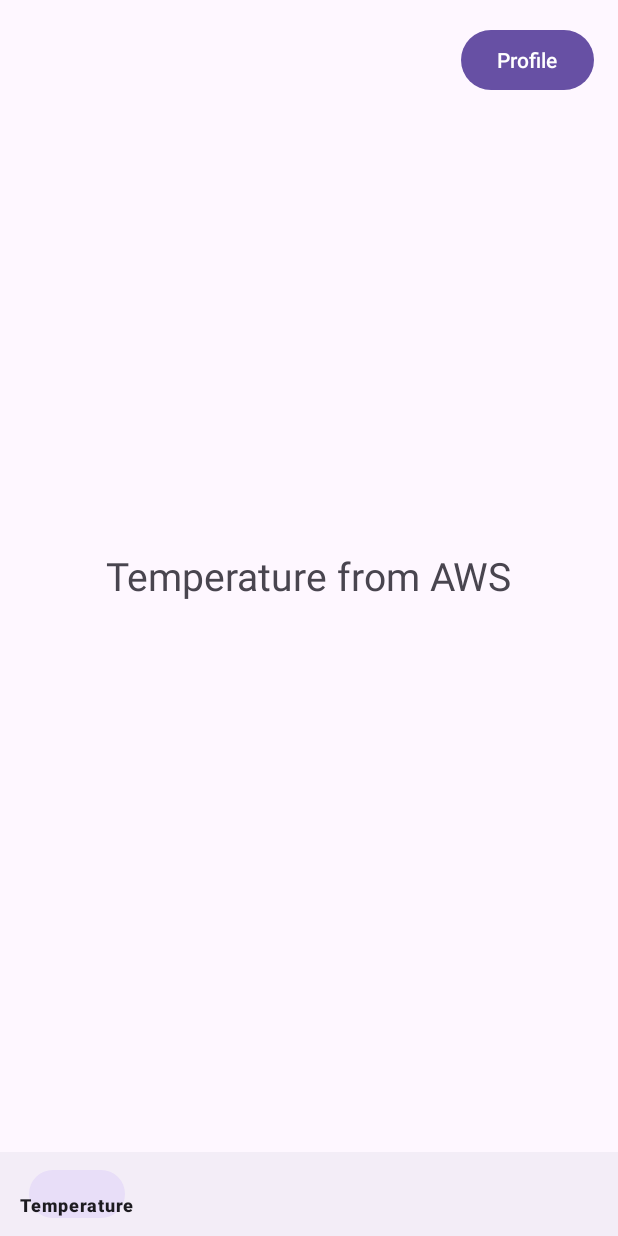
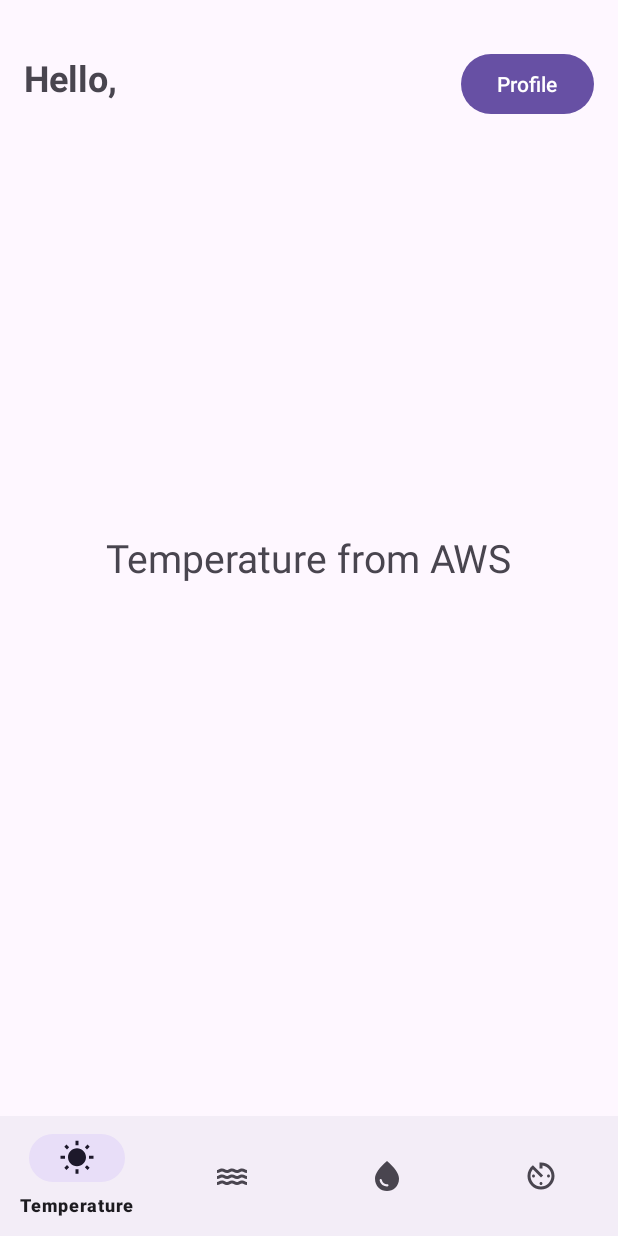
Before and after one commit to Akshar-Vadwala/WeatherAPP, an Android app: the HomeActivity screen opened directly, with no data from a screen before it, on a phone screen of 412 x 824 dp. Run offline under Robolectric (Android 15) with nearby library versions, the phone set to English and light mode, and no system bars.

Commit message:
DB connection
Created SQLite database and added databasehelper class. Added user profile components and basic icons.

```diff
--- a/app/src/main/AndroidManifest.xml
+++ b/app/src/main/AndroidManifest.xml
@@ -37,6 +37,11 @@
             android:name=".RegisterActivity"
             android:exported="true" />
 
+        <!-- ProfileActivity declaration -->
+        <activity
+            android:name=".ProfileActivity"
+            android:exported="true" />
+
     </application>
 
 </manifest>
--- a/app/src/main/java/com/firstapp/weatherapp/HomeActivity.java
+++ b/app/src/main/java/com/firstapp/weatherapp/HomeActivity.java
@@ -1,6 +1,10 @@
 package com.firstapp.weatherapp;
 
+import android.content.Intent;
 import android.os.Bundle;
+import android.view.View;
+import android.widget.Button;
+import android.widget.TextView; // Import TextView
 import androidx.annotation.NonNull;
 import androidx.appcompat.app.AppCompatActivity;
 import androidx.fragment.app.Fragment;
@@ -8,24 +12,45 @@ import com.google.android.material.bottomnavigation.BottomNavigationView;
 
 public class HomeActivity extends AppCompatActivity {
 
+    private Button profileButton;
+    private TextView usernameLabel;
+
     @Override
     protected void onCreate(Bundle savedInstanceState) {
         super.onCreate(savedInstanceState);
         setContentView(R.layout.activity_home);
 
+
+        usernameLabel = findViewById(R.id.username_label);
+
+        // Get the username from the Intent
+        String username = getIntent().getStringExtra("USERNAME");
+
+        // Set the username in the TextView
+        if (username != null) {
+            usernameLabel.setText("Hello, " + username);
+        }
+
+        // Navigate to user profile
+        profileButton = findViewById(R.id.profile_button);
+        profileButton.setOnClickListener(v -> {
+            Intent intent = new Intent(HomeActivity.this, ProfileActivity.class);
+            intent.putExtra("USERNAME", username);
+            startActivity(intent);
+        });
+
         // Set up BottomNavigationView
         BottomNavigationView bottomNavigationView = findViewById(R.id.bottom_navigation);
 
-        // Set default fragment (optional, loads HumidityFragment on startup)
+        // Load the default fragment
         if (savedInstanceState == null) {
-            loadFragment(new TemperatureFragment()); // Load humidity fragment by default
+            loadFragment(new TemperatureFragment());
         }
 
         // Handle bottom navigation item selection
         bottomNavigationView.setOnItemSelectedListener(item -> {
             Fragment selectedFragment = null;
 
-            // Using if-else to avoid 'constant expression required' error
             int itemId = item.getItemId();
             if (itemId == R.id.temperature) {
                 selectedFragment = new TemperatureFragment();
--- /dev/null
+++ b/app/src/main/res/drawable/ic_humidity.xml
@@ -0,0 +1,5 @@
+<vector xmlns:android="http://schemas.android.com/apk/res/android" android:height="24dp" android:tint="#FF7200" android:viewportHeight="24" android:viewportWidth="24" android:width="24dp">
+
+    <path android:fillColor="@android:color/white" android:pathData="M21.98,14H22H21.98zM5.35,13c1.19,0 1.42,1 3.33,1c1.95,0 2.09,-1 3.33,-1c1.19,0 1.42,1 3.33,1c1.95,0 2.09,-1 3.33,-1c1.19,0 1.4,0.98 3.31,1v-2c-1.19,0 -1.42,-1 -3.33,-1c-1.95,0 -2.09,1 -3.33,1c-1.19,0 -1.42,-1 -3.33,-1c-1.95,0 -2.09,1 -3.33,1c-1.19,0 -1.42,-1 -3.33,-1C3.38,11 3.24,12 2,12v2C3.9,14 4.17,13 5.35,13zM18.67,15c-1.95,0 -2.09,1 -3.33,1c-1.19,0 -1.42,-1 -3.33,-1c-1.95,0 -2.1,1 -3.34,1c-1.24,0 -1.38,-1 -3.33,-1c-1.95,0 -2.1,1 -3.34,1v2c1.95,0 2.11,-1 3.34,-1c1.24,0 1.38,1 3.33,1c1.95,0 2.1,-1 3.34,-1c1.19,0 1.42,1 3.33,1c1.94,0 2.09,-1 3.33,-1c1.19,0 1.42,1 3.33,1v-2C20.76,16 20.62,15 18.67,15zM5.35,9c1.19,0 1.42,1 3.33,1c1.95,0 2.09,-1 3.33,-1c1.19,0 1.42,1 3.33,1c1.95,0 2.09,-1 3.33,-1c1.19,0 1.4,0.98 3.31,1V8c-1.19,0 -1.42,-1 -3.33,-1c-1.95,0 -2.09,1 -3.33,1c-1.19,0 -1.42,-1 -3.33,-1C10.04,7 9.9,8 8.66,8C7.47,8 7.24,7 5.33,7C3.38,7 3.24,8 2,8v2C3.9,10 4.17,9 5.35,9z"/>
+
+</vector>
--- /dev/null
+++ b/app/src/main/res/drawable/ic_precipitation.xml
@@ -0,0 +1,5 @@
+<vector xmlns:android="http://schemas.android.com/apk/res/android" android:height="24dp" android:tint="#FF7200" android:viewportHeight="24" android:viewportWidth="24" android:width="24dp">
+
+    <path android:fillColor="@android:color/white" android:pathData="M12,2c-5.33,4.55 -8,8.48 -8,11.8c0,4.98 3.8,8.2 8,8.2s8,-3.22 8,-8.2C20,10.48 17.33,6.55 12,2zM7.83,14c0.37,0 0.67,0.26 0.74,0.62c0.41,2.22 2.28,2.98 3.64,2.87c0.43,-0.02 0.79,0.32 0.79,0.75c0,0.4 -0.32,0.73 -0.72,0.75c-2.13,0.13 -4.62,-1.09 -5.19,-4.12C7.01,14.42 7.37,14 7.83,14z"/>
+
+</vector>
--- /dev/null
+++ b/app/src/main/res/drawable/ic_pressure.xml
@@ -0,0 +1,5 @@
+<vector xmlns:android="http://schemas.android.com/apk/res/android" android:height="24dp" android:tint="#FF7200" android:viewportHeight="24" android:viewportWidth="24" android:width="24dp">
+
+    <path android:fillColor="@android:color/white" android:pathData="M11,17c0,0.55 0.45,1 1,1s1,-0.45 1,-1 -0.45,-1 -1,-1 -1,0.45 -1,1zM11,3v4h2L13,5.08c3.39,0.49 6,3.39 6,6.92 0,3.87 -3.13,7 -7,7s-7,-3.13 -7,-7c0,-1.68 0.59,-3.22 1.58,-4.42L12,13l1.41,-1.41 -6.8,-6.8v0.02C4.42,6.45 3,9.05 3,12c0,4.97 4.02,9 9,9 4.97,0 9,-4.03 9,-9s-4.03,-9 -9,-9h-1zM18,12c0,-0.55 -0.45,-1 -1,-1s-1,0.45 -1,1 0.45,1 1,1 1,-0.45 1,-1zM6,12c0,0.55 0.45,1 1,1s1,-0.45 1,-1 -0.45,-1 -1,-1 -1,0.45 -1,1z"/>
+
+</vector>
--- /dev/null
+++ b/app/src/main/res/drawable/ic_temperature.xml
@@ -0,0 +1,5 @@
+<vector xmlns:android="http://schemas.android.com/apk/res/android" android:height="24dp" android:tint="#FF7200" android:viewportHeight="24" android:viewportWidth="24" android:width="24dp">
+
+    <path android:fillColor="@android:color/white" android:pathData="M6.76,4.84l-1.8,-1.79 -1.41,1.41 1.79,1.79 1.42,-1.41zM4,10.5L1,10.5v2h3v-2zM13,0.55h-2L11,3.5h2L13,0.55zM20.45,4.46l-1.41,-1.41 -1.79,1.79 1.41,1.41 1.79,-1.79zM17.24,18.16l1.79,1.8 1.41,-1.41 -1.8,-1.79 -1.4,1.4zM20,10.5v2h3v-2h-3zM12,5.5c-3.31,0 -6,2.69 -6,6s2.69,6 6,6 6,-2.69 6,-6 -2.69,-6 -6,-6zM11,22.45h2L13,19.5h-2v2.95zM3.55,18.54l1.41,1.41 1.79,-1.8 -1.41,-1.41 -1.79,1.8z"/>
+
+</vector>
--- a/app/src/main/res/layout/activity_home.xml
+++ b/app/src/main/res/layout/activity_home.xml
@@ -5,13 +5,31 @@
     android:layout_height="match_parent"
     tools:context=".HomeActivity">
 
-    <Button
-        android:id="@+id/profile_button"
-        android:layout_width="wrap_content"
+    <LinearLayout
+        android:layout_width="match_parent"
         android:layout_height="wrap_content"
-        android:text="Profile"
-        android:layout_alignParentEnd="true"
-        android:layout_margin="16dp" />
+        android:orientation="horizontal"
+        android:layout_alignParentTop="true"
+        android:layout_marginTop="32dp">
+
+        <TextView
+            android:id="@+id/username_label"
+            android:layout_width="0dp"
+            android:layout_height="wrap_content"
+            android:text="Hello, "
+            android:textSize="24sp"
+            android:textStyle="bold"
+            android:layout_marginStart="16dp"
+            android:layout_weight="1"
+            android:gravity="start" />
+
+        <Button
+            android:id="@+id/profile_button"
+            android:layout_width="wrap_content"
+            android:layout_height="wrap_content"
+            android:text="Profile"
+            android:layout_marginEnd="16dp" />
+    </LinearLayout>
 
     <FrameLayout
         android:id="@+id/fragment_layout"
@@ -22,7 +40,7 @@
     <com.google.android.material.bottomnavigation.BottomNavigationView
         android:id="@+id/bottom_navigation"
         android:layout_width="match_parent"
-        android:layout_height="56dp"
+        android:layout_height="wrap_content"
         android:layout_alignParentBottom="true"
         app:menu="@menu/bottomnav_menu"/>
 
--- a/app/src/main/res/layout/activity_login.xml
+++ b/app/src/main/res/layout/activity_login.xml
@@ -13,14 +13,14 @@
         android:textStyle="bold" />
 
     <EditText
-        android:id="@+id/username_edit_text"
+        android:id="@+id/username"
         android:layout_width="match_parent"
         android:layout_height="wrap_content"
         android:hint="Username"
         android:inputType="text" />
 
     <EditText
-        android:id="@+id/password_edit_text"
+        android:id="@+id/password"
         android:layout_width="match_parent"
         android:layout_height="wrap_content"
         android:hint="Password"
--- a/app/src/main/res/layout/fragment_temperature.xml
+++ b/app/src/main/res/layout/fragment_temperature.xml
@@ -1,5 +1,6 @@
 <?xml version="1.0" encoding="utf-8"?>
 <FrameLayout xmlns:android="http://schemas.android.com/apk/res/android"
+    xmlns:app="http://schemas.android.com/apk/res-auto"
     xmlns:tools="http://schemas.android.com/tools"
     android:layout_width="match_parent"
     android:layout_height="match_parent"
--- a/app/src/main/res/menu/bottomnav_menu.xml
+++ b/app/src/main/res/menu/bottomnav_menu.xml
@@ -3,17 +3,22 @@
 
     <item
         android:id="@+id/temperature"
-        android:title="Temperature" />
+        android:title="Temperature"
+        android:icon="@drawable/ic_temperature" />
 
     <item
         android:id="@+id/humidity"
-        android:title="Humidity" />
+        android:title="Humidity"
+        android:icon="@drawable/ic_humidity" />
 
     <item
         android:id="@+id/precipitation"
-        android:title="Precipitation" />
+        android:title="Precipitation"
+        android:icon="@drawable/ic_precipitation" />
 
     <item
         android:id="@+id/pressure"
-        android:title="Pressure" />
+        android:title="Pressure"
+        android:icon="@drawable/ic_pressure" />
+
 </menu>
```
Also changed, not shown: app/src/main/java/com/firstapp/weatherapp/DatabaseHelper.java (added, +71 -0 lines), app/src/main/java/com/firstapp/weatherapp/LoginActivity.java (+12 -8 lines), app/src/main/java/com/firstapp/weatherapp/ProfileActivity.java (added, +104 -0 lines), app/src/main/java/com/firstapp/weatherapp/RegisterActivity.java (+22 -11 lines), app/src/main/res/layout/activity_profile.xml (added, +139 -0 lines), app/src/main/res/layout/activity_register.xml (+16 -2 lines).
